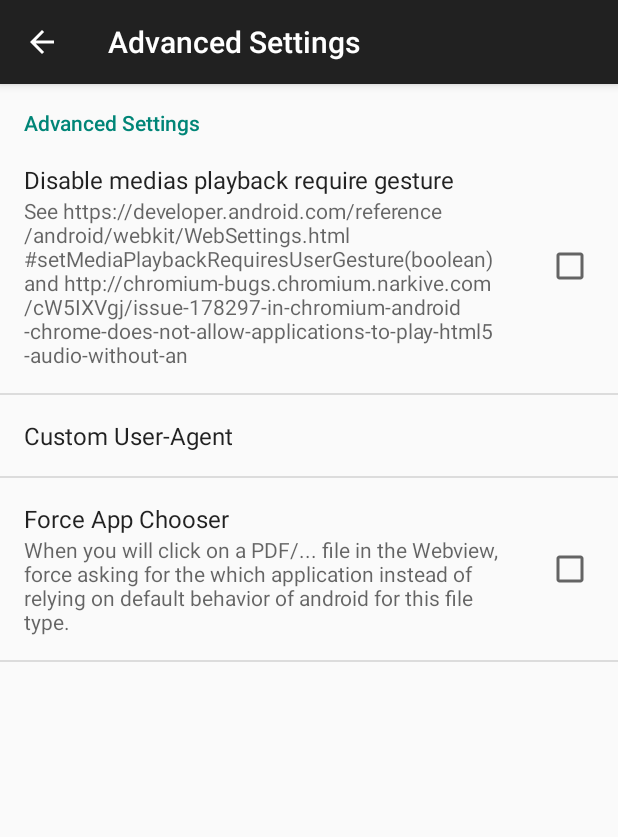
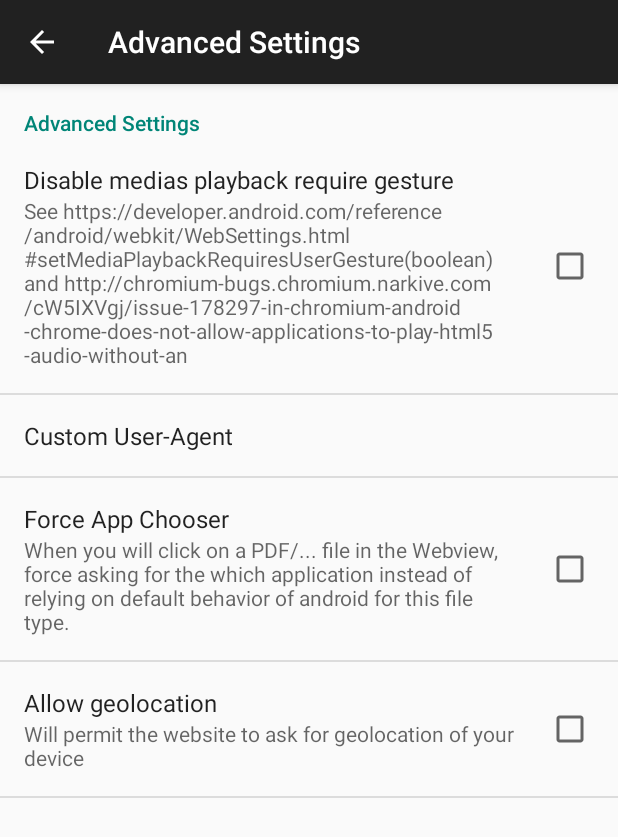
Before and after one commit to mtudury/yourandroidwebapp, an Android app: the AdvancedSettingsActivity screen opened directly, with no data from a screen before it, on a phone screen of 412 x 824 dp. Shown: the top 837 px of the screen. Run offline under Robolectric (Android 15) with nearby library versions, the phone set to English and light mode, and no system bars; network calls fail.

Commit message:
in progress

```diff
--- a/app/src/main/java/fr/coding/yourandroidwebapp/AdvancedSettingsActivity.java
+++ b/app/src/main/java/fr/coding/yourandroidwebapp/AdvancedSettingsActivity.java
@@ -185,6 +185,21 @@ public class AdvancedSettingsActivity extends AppSettingsActivity implements App
                 forceDownloadViewerChooser.setChecked(advSettings.forceDownloadViewerChooser);
             }
 
+            CheckBoxPreference allowgeolocPref = (CheckBoxPreference)findPreference("webview_allow_geoloc");
+            if (allowgeolocPref != null) {
+                allowgeolocPref.setOnPreferenceChangeListener(new Preference.OnPreferenceChangeListener() {
+                    @Override
+                    public boolean onPreferenceChange(Preference preference, Object newValue) {
+                        advSettings.allowGeoloc = (boolean)newValue;
+
+                        activity.SaveSettings(sett);
+                        return true;
+                    }
+
+                });
+                allowgeolocPref.setChecked(advSettings.allowGeoloc);
+            }
+
             EditTextPreference prefuseragent = (EditTextPreference)findPreference("webview_user_agent");
             if (prefuseragent != null) {
                 prefuseragent.setOnPreferenceChangeListener(new Preference.OnPreferenceChangeListener() {
--- a/app/src/main/java/fr/coding/yourandroidwebapp/settings/AdvancedAppSettings.java
+++ b/app/src/main/java/fr/coding/yourandroidwebapp/settings/AdvancedAppSettings.java
@@ -11,9 +11,11 @@ public class AdvancedAppSettings {
     public boolean disableMediasRequireUserGesture;
     public String userAgent;
     public boolean forceDownloadViewerChooser;
+    public boolean allowGeoloc;
 
     public AdvancedAppSettings() {
         forceDownloadViewerChooser = false;
+        allowGeoloc = false;
     }
 
     public static AdvancedAppSettings JSONobjToWebApp(JSONObject jsonobj) throws JSONException {
@@ -23,6 +25,8 @@ public class AdvancedAppSettings {
             advSettings.userAgent = jsonobj.getString("userAgent");
         if (jsonobj.has("forceDownloadViewerChooser"))
             advSettings.forceDownloadViewerChooser = jsonobj.getBoolean("forceDownloadViewerChooser");
+        if (jsonobj.has("allowGeoloc"))
+            advSettings.allowGeoloc = jsonobj.getBoolean("allowGeoloc");
 
         return advSettings;
     }
@@ -33,6 +37,7 @@ public class AdvancedAppSettings {
         if ((userAgent != null)&&(!userAgent.isEmpty()))
             jsonobj.put("userAgent", userAgent);
         jsonobj.put("forceDownloadViewerChooser", forceDownloadViewerChooser);
+        jsonobj.put("allowGeoloc", allowGeoloc);
         return jsonobj;
     }
 
--- a/app/src/main/res/values/strings.xml
+++ b/app/src/main/res/values/strings.xml
@@ -62,6 +62,8 @@
     <string name="pref_description_refreshevery">Allow the Webview to be refreshed at specific time</string>
     <string name="pref_title_force_downloadviewer_chooser">Force App Chooser</string>
     <string name="pref_description_force_downloadviewer_chooser">When you will click on a PDF/... file in the Webview, force asking for the which application instead of relying on default behavior of android for this file type.</string>
+    <string name="pref_title_webapp_allow_geoloc">Allow geolocation</string>
+    <string name="pref_description_webapp_allow_geoloc">Will permit the website to ask for geolocation of your device</string>
     <string name="sslsetting_delete">Delete</string>
     <string name="hostauth_delete">Delete</string>
     <string name="download_chooser_title">Choose viewer</string>
--- a/app/src/main/res/xml/pref_advancedsettings.xml
+++ b/app/src/main/res/xml/pref_advancedsettings.xml
@@ -19,7 +19,12 @@
             android:summary="@string/pref_description_force_downloadviewer_chooser"
             android:defaultValue="false"
             />
-
+        <CheckBoxPreference
+            android:key="webview_allow_geoloc"
+            android:title="@string/pref_title_webapp_allow_geoloc"
+            android:summary="@string/pref_description_webapp_allow_geoloc"
+            android:defaultValue="false"
+            />
     </PreferenceCategory>
 
 </PreferenceScreen>
--- a/build.gradle
+++ b/build.gradle
@@ -10,7 +10,7 @@ buildscript {
         }
     }
     dependencies {
-        classpath 'com.android.tools.build:gradle:3.1.4'
+        classpath 'com.android.tools.build:gradle:3.2.1'
 
         // NOTE: Do not place your application dependencies here; they belong
         // in the individual module build.gradle files
```
Also changed, not shown: app/src/main/AndroidManifest.xml (+8 -0 lines), app/src/main/java/fr/coding/yourandroidwebapp/WebMainActivity.java (+19 -1 lines), gradle/wrapper/gradle-wrapper.properties, 1 other file.
